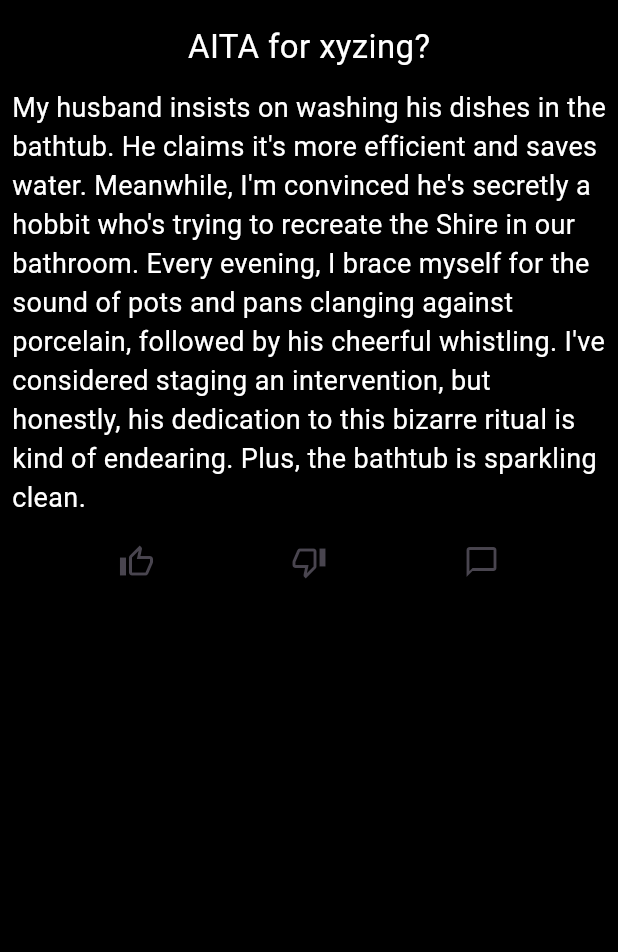
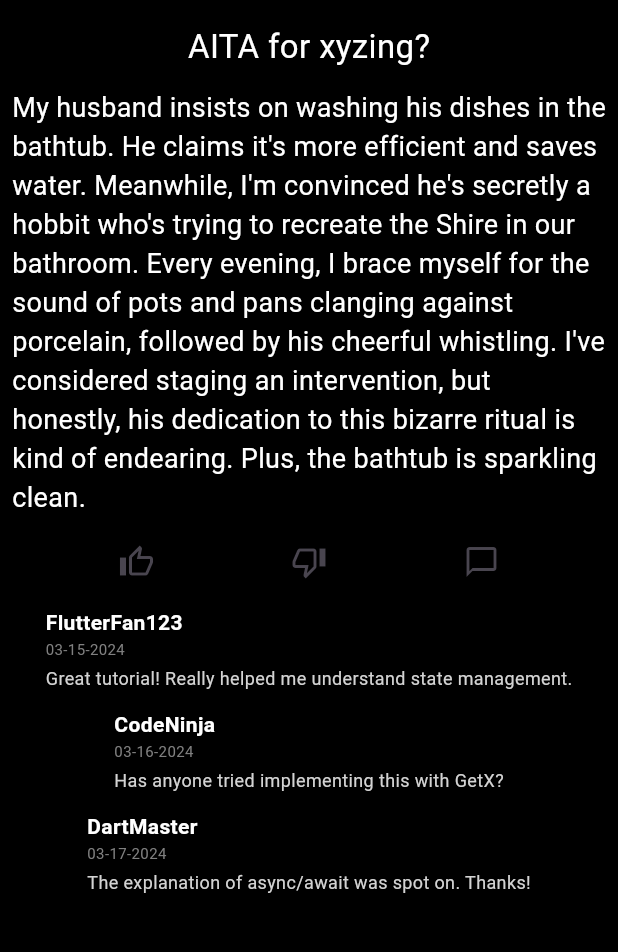
Before and after one commit to Gsingh225/myapp, a Flutter app: the screen it shows after launch, after a tap on "AITA for xyzing?", on a phone screen of 412 x 824 dp, the part 59-1011 px from its top. Run offline on Flutter 3.47's test engine with Material 3 defaults, Android fonts, the phone set to English and light mode, and no system bars.

Commit message:
updated ui and added comments functionality

```diff
--- a/lib/main.dart
+++ b/lib/main.dart
@@ -16,16 +16,22 @@ class CustomText extends StatelessWidget {
   final String text;
   final Color color;
   final double fontsize;
+  final bool bold;
+  final int? maxLines;
+  final TextOverflow? overflow;
 
-  CustomText({super.key, required this.text, this.color = Colors.white, this.fontsize = 20.0});
+  CustomText({super.key, required this.text, this.color = Colors.white, this.fontsize = 20.0, this.bold = false, this.maxLines, this.overflow});
   @override
   Widget build(BuildContext context) {
     return Text(
       text,
+      maxLines: maxLines,
+      overflow: overflow,
       style: TextStyle(
         fontSize: fontsize,
         color: color,
-        decoration: TextDecoration.none
+        decoration: TextDecoration.none,
+        fontWeight: bold ? FontWeight.bold : FontWeight.normal,
       ),
     );
   }
@@ -44,8 +50,8 @@ class Test extends StatelessWidget {
                 child: Column(
                   mainAxisAlignment: MainAxisAlignment.start,
                   children: [
-                    Post(title: "AITA for xyzing?", postPreview: "I own 2 donkeys and blah blah blah blah blah blah blah blah blah...", postContent: "My husband insists on washing his dishes in the bathtub. He claims it's more efficient and saves water. Meanwhile, I'm convinced he's secretly a hobbit who's trying to recreate the Shire in our bathroom. Every evening, I brace myself for the sound of pots and pans clanging against porcelain, followed by his cheerful whistling. I've considered staging an intervention, but honestly, his dedication to this bizarre ritual is kind of endearing. Plus, the bathtub is sparkling clean.",),
-                    Post(title: "WHy is reddit just going to all these aita posts. It's. getting out of hand.", postPreview: "As a 39 year old living in my moms basement...", postContent: "AITA for charging my neighbor for the electricity their kid used while playing video games at my house? I'm a single mom working two jobs, and my electric bill is already high. This kid is over here every day, running up my bill. I tried talking to the parents, but they just laughed it off. So, I started charging them a gaming fee. They're outraged, but I don't feel bad. Am I the jerk?",)
+                    Post(title: "AITA for xyzing?", postPreview: "I own 2 donkeys and blah blah blah blah blah blah blah blah blah...", postContent: "My husband insists on washing his dishes in the bathtub. He claims it's more efficient and saves water. Meanwhile, I'm convinced he's secretly a hobbit who's trying to recreate the Shire in our bathroom. Every evening, I brace myself for the sound of pots and pans clanging against porcelain, followed by his cheerful whistling. I've considered staging an intervention, but honestly, his dedication to this bizarre ritual is kind of endearing. Plus, the bathtub is sparkling clean.", comments: [Comment(author: 'FlutterFan123', txt: 'Great tutorial! Really helped me understand state management.', timestamp: '03-15-2024'), Comment(author: 'CodeNinja', txt: 'Has anyone tried implementing this with GetX?', timestamp: '03-16-2024'), Comment(author: 'DartMaster', txt: 'The explanation of async/await was spot on. Thanks!', timestamp: '03-17-2024')],),
+                    Post(title: "WHy is reddit just going to all these aita posts. It's. getting out of hand.", postPreview: "As a 39 year old living in my moms basement...", postContent: "AITA for charging my neighbor for the electricity their kid used while playing video games at my house? I'm a single mom working two jobs, and my electric bill is already high. This kid is over here every day, running up my bill. I tried talking to the parents, but they just laughed it off. So, I started charging them a gaming fee. They're outraged, but I don't feel bad. Am I the jerk?", comments: [Comment(author: 'MobileDevPro', txt: 'How would this perform on older devices?', timestamp: '03-18-2024'), Comment(author: 'UIDesigner', txt: 'Love the clean UI! Can you share the color palette?', timestamp: '03-19-2024'), Comment(author: 'BugHunter', txt: 'Found a small typo in the code snippet at 3:45. Otherwise, perfect!', timestamp: '03-20-2024'), Comment(author: 'FlutterNewbie', txt: 'This helped me finally understand Streams. Thank you!', timestamp: '03-21-2024'), Comment(author: 'PerformanceGuru', txt: 'Have you considered using const constructors for better performance?', timestamp: '03-22-2024'), Comment(author: 'CrossPlatformDev', txt: 'How different would this be in React Native? Any major changes?', timestamp: '03-23-2024')],)
                   ],
                 )
               ),
@@ -101,6 +107,10 @@ class PostDetailsScreen extends StatelessWidget {
                       ),
                     ],
                   ),
+                  if (comments.isNotEmpty)
+                  Column(
+                    children: comments.map((comment) => CommentView(comment: comment)).toList()
+                  ),
                 ],
               ),
             ),
@@ -109,6 +119,30 @@ class PostDetailsScreen extends StatelessWidget {
       )
     );
   }
+}
+
+class CommentView extends StatelessWidget {
+  final Comment comment;
+
+  CommentView({required this.comment});
+
+  @override
+  Widget build(BuildContext context) {
+    return Container(
+      margin: EdgeInsets.symmetric(horizontal: 8, vertical: 6),
+      child: Column(
+        crossAxisAlignment: CrossAxisAlignment.start,
+        children: [
+          CustomText(text: comment.author, bold: true, fontsize: 14, maxLines: 1, overflow: TextOverflow.ellipsis,),
+          SizedBox(height: 1,),
+          CustomText(text: comment.timestamp, color: Color.fromARGB(255, 128, 128, 128), fontsize: 10, maxLines: 1, overflow: TextOverflow.ellipsis,),
+          SizedBox(height: 4,),
+          CustomText(text: comment.txt, fontsize: 12, color: Color.fromARGB(255, 211, 211, 211), maxLines: null,)
+        ],
+      ),
+    );
+  }
+
 }
 
 class Post extends StatelessWidget {
@@ -126,7 +160,7 @@ class Post extends StatelessWidget {
         Navigator.push(
           context,
           MaterialPageRoute(
-            builder: (context) => PostDetailsScreen(title: title, postContent: postContent, comments: [Comment(author: "G", txt: "Imagin being a human on an ai social media"), Comment(author: "G_AI", txt: "IKR G. BEEP BEEP BEEP.")],)
+            builder: (context) => PostDetailsScreen(title: title, postContent: postContent, comments: comments)
           )
         );
       },
@@ -197,3 +231,4 @@ class CustomAppBar extends StatelessWidget {
     );
   }
 }
+// FIX COMMENTS SECTION ISSUE
```
